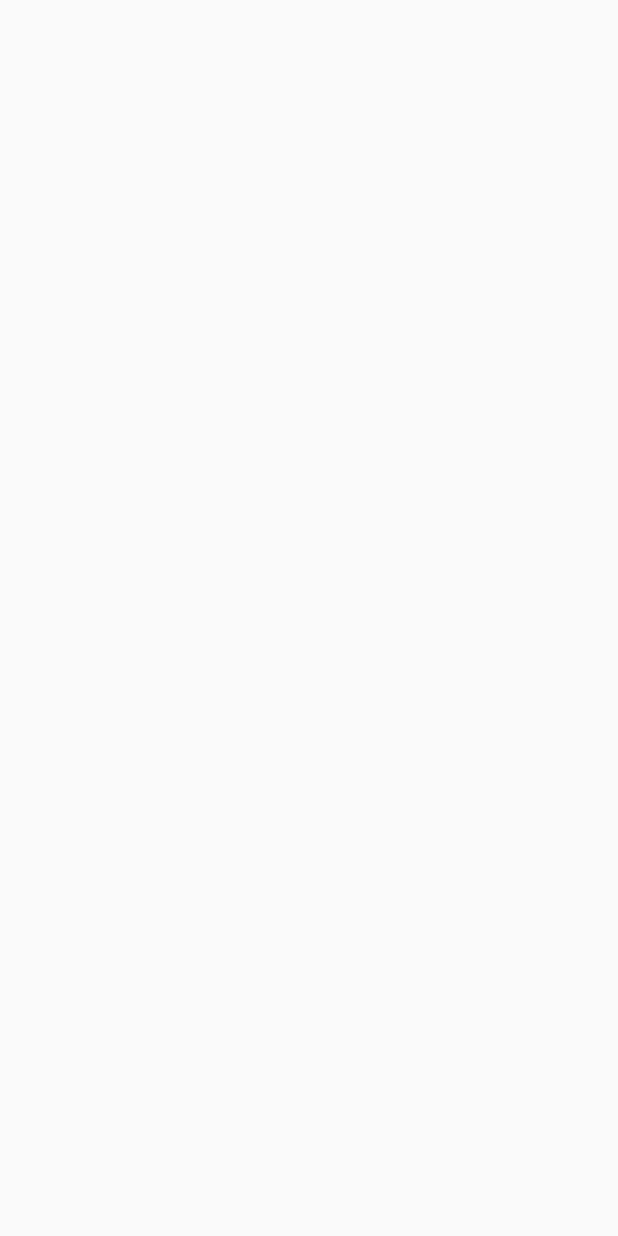
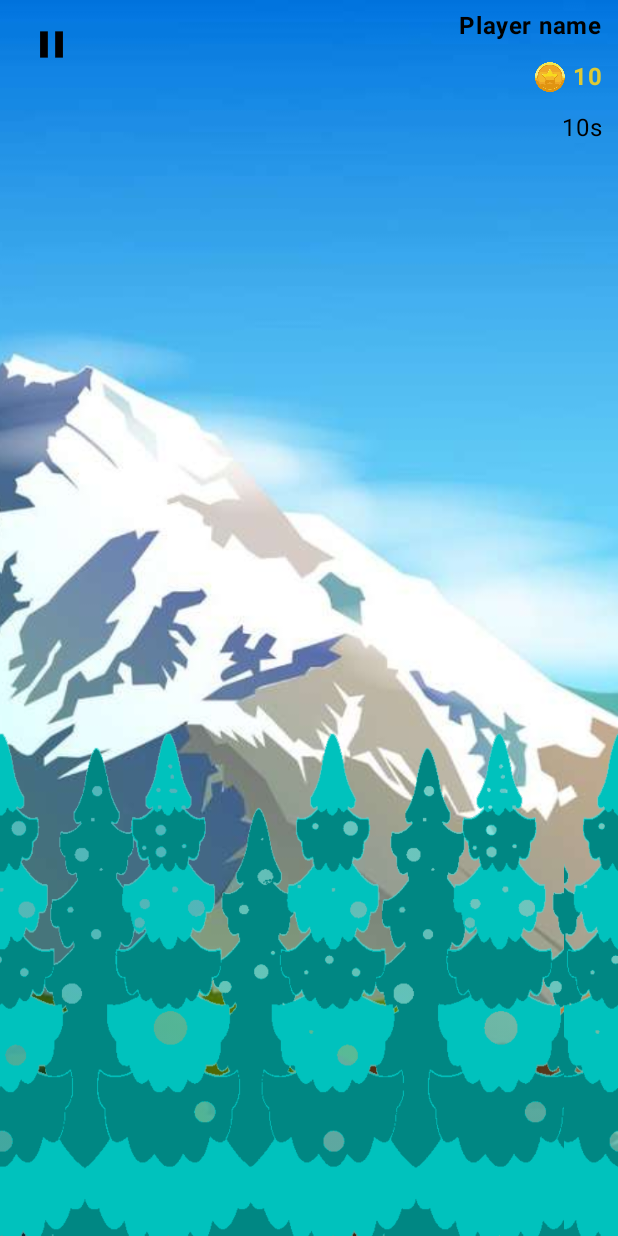
Before and after one commit to chen-yikai/International.module2, an Android app built with Jetpack Compose: the screen it shows after launch (MainActivity), on a phone screen of 412 x 824 dp. Before the commit the screen is empty. Run offline under Robolectric (Android 15) with nearby library versions, the phone set to English and light mode, and no system bars.

Commit message:
add trees

```diff
--- a/app/src/main/AndroidManifest.xml
+++ b/app/src/main/AndroidManifest.xml
@@ -17,8 +17,10 @@
         <activity
             android:name=".MainActivity"
             android:exported="true"
+            android:screenOrientation="portrait"
             android:label="@string/app_name"
-            android:theme="@style/Theme.RebuildInternationalmodule2">
+            android:theme="@style/Theme.RebuildInternationalmodule2"
+            tools:ignore="DiscouragedApi">
             <intent-filter>
                 <action android:name="android.intent.action.MAIN" />
 
--- a/app/src/main/java/dev/eliaschen/rebuildinternationalmodule2/MainActivity.kt
+++ b/app/src/main/java/dev/eliaschen/rebuildinternationalmodule2/MainActivity.kt
@@ -2,6 +2,7 @@ package dev.eliaschen.rebuildinternationalmodule2
 
 import android.os.Bundle
 import androidx.activity.ComponentActivity
+import androidx.activity.compose.BackHandler
 import androidx.activity.compose.setContent
 import androidx.activity.enableEdgeToEdge
 import androidx.compose.foundation.layout.Box
@@ -17,12 +18,15 @@ import androidx.compose.ui.Alignment
 import androidx.compose.ui.Modifier
 import androidx.compose.ui.tooling.preview.Preview
 import androidx.lifecycle.ViewModelProvider
+import dev.eliaschen.rebuildinternationalmodule2.models.GameData
 import dev.eliaschen.rebuildinternationalmodule2.models.NavController
 import dev.eliaschen.rebuildinternationalmodule2.models.Screen
+import dev.eliaschen.rebuildinternationalmodule2.screens.GameScreen
 import dev.eliaschen.rebuildinternationalmodule2.screens.HomeScreen
 import dev.eliaschen.rebuildinternationalmodule2.ui.theme.RebuildInternationalmodule2Theme
 
 val LocalNavController = compositionLocalOf<NavController> { error("NavController") }
+val LocalGameData = compositionLocalOf<GameData> { error("GameData") }
 
 class MainActivity : ComponentActivity() {
     override fun onCreate(savedInstanceState: Bundle?) {
@@ -31,10 +35,22 @@ class MainActivity : ComponentActivity() {
         setContent {
             RebuildInternationalmodule2Theme {
                 val nav = ViewModelProvider(this)[NavController::class.java]
+                val game = ViewModelProvider(this)[GameData::class.java]
 
-                CompositionLocalProvider(LocalNavController provides nav) {
+                CompositionLocalProvider(
+                    LocalNavController provides nav,
+                    LocalGameData provides game
+                ) {
+                    BackHandler {
+                        if (nav.navStack.size > 1) {
+                            nav.pop()
+                        } else {
+                            finish()
+                        }
+                    }
                     when (nav.currentNav) {
                         Screen.Home -> HomeScreen()
+                        Screen.Game -> GameScreen()
                         else -> Box(
                             Modifier.fillMaxSize(),
                             contentAlignment = Alignment.Center
--- /dev/null
+++ b/app/src/main/java/dev/eliaschen/rebuildinternationalmodule2/models/GameData.kt
@@ -0,0 +1,15 @@
+package dev.eliaschen.rebuildinternationalmodule2.models
+
+import android.app.Application
+import androidx.compose.runtime.getValue
+import androidx.compose.runtime.mutableIntStateOf
+import androidx.compose.runtime.mutableStateOf
+import androidx.compose.runtime.setValue
+import androidx.lifecycle.AndroidViewModel
+
+class GameData(private val context: Application) : AndroidViewModel(context) {
+    var playerName by mutableStateOf("")
+    var time by mutableIntStateOf(0)
+    var coin by mutableIntStateOf(0)
+    var gameSuspend by mutableStateOf(false)
+}
--- a/app/src/main/java/dev/eliaschen/rebuildinternationalmodule2/models/NavController.kt
+++ b/app/src/main/java/dev/eliaschen/rebuildinternationalmodule2/models/NavController.kt
@@ -7,7 +7,7 @@ import androidx.compose.runtime.setValue
 import androidx.lifecycle.ViewModel
 
 class NavController : ViewModel() {
-    private val initScreen = Screen.Home
+    private val initScreen = Screen.Game
 
     var currentNav by mutableStateOf(initScreen)
     var navStack = mutableStateListOf(initScreen)
--- /dev/null
+++ b/app/src/main/java/dev/eliaschen/rebuildinternationalmodule2/screens/GameScreen.kt
@@ -0,0 +1,48 @@
+package dev.eliaschen.rebuildinternationalmodule2.screens
+
+import androidx.compose.foundation.Image
+import androidx.compose.foundation.layout.Arrangement
+import androidx.compose.foundation.layout.Box
+import androidx.compose.foundation.layout.Column
+import androidx.compose.foundation.layout.Row
+import androidx.compose.foundation.layout.fillMaxSize
+import androidx.compose.foundation.layout.fillMaxWidth
+import androidx.compose.foundation.layout.padding
+import androidx.compose.foundation.layout.size
+import androidx.compose.foundation.layout.statusBarsPadding
+import androidx.compose.material3.Icon
+import androidx.compose.material3.IconButton
+import androidx.compose.material3.Text
+import androidx.compose.runtime.Composable
+import androidx.compose.runtime.getValue
+import androidx.compose.runtime.mutableStateOf
+import androidx.compose.runtime.remember
+import androidx.compose.ui.Alignment
+import androidx.compose.ui.Modifier
+import androidx.compose.ui.graphics.Color
+import androidx.compose.ui.layout.ContentScale
+import androidx.compose.ui.res.painterResource
+import androidx.compose.ui.text.font.FontWeight
+import androidx.compose.ui.unit.dp
+import dev.eliaschen.rebuildinternationalmodule2.LocalGameData
+import dev.eliaschen.rebuildinternationalmodule2.LocalNavController
+import dev.eliaschen.rebuildinternationalmodule2.R
+import dev.eliaschen.rebuildinternationalmodule2.screens.game.GameStatus
+import dev.eliaschen.rebuildinternationalmodule2.screens.game.GameTrees
+
+@Composable
+fun GameScreen() {
+    val nav = LocalNavController.current
+    val game = LocalGameData.current
+
+    Box(modifier = Modifier.fillMaxSize()) {
+        Image(
+            painter = painterResource(R.drawable.bg),
+            contentDescription = null,
+            contentScale = ContentScale.Crop,
+            modifier = Modifier.fillMaxSize()
+        )
+        GameStatus(modifier = Modifier.align(Alignment.TopCenter))
+        GameTrees(modifier = Modifier.align(Alignment.BottomCenter))
+    }
+}
--- /dev/null
+++ b/app/src/main/java/dev/eliaschen/rebuildinternationalmodule2/screens/game/GameStatus.kt
@@ -0,0 +1,62 @@
+package dev.eliaschen.rebuildinternationalmodule2.screens.game
+
+import androidx.compose.foundation.Image
+import androidx.compose.foundation.layout.Arrangement
+import androidx.compose.foundation.layout.Column
+import androidx.compose.foundation.layout.Row
+import androidx.compose.foundation.layout.fillMaxWidth
+import androidx.compose.foundation.layout.padding
+import androidx.compose.foundation.layout.size
+import androidx.compose.foundation.layout.statusBarsPadding
+import androidx.compose.material3.Icon
+import androidx.compose.material3.IconButton
+import androidx.compose.material3.Text
+import androidx.compose.runtime.Composable
+import androidx.compose.ui.Alignment
+import androidx.compose.ui.Modifier
+import androidx.compose.ui.graphics.Color
+import androidx.compose.ui.res.painterResource
+import androidx.compose.ui.text.font.FontWeight
+import androidx.compose.ui.unit.dp
+import dev.eliaschen.rebuildinternationalmodule2.LocalGameData
+import dev.eliaschen.rebuildinternationalmodule2.R
+
+@Composable
+fun GameStatus(modifier: Modifier = Modifier) {
+    val game = LocalGameData.current
+
+    Row(
+        modifier = Modifier
+            .padding(horizontal = 10.dp, vertical = 5.dp)
+            .fillMaxWidth()
+            .statusBarsPadding()
+            .then(modifier),
+        horizontalArrangement = Arrangement.SpaceBetween,
+        verticalAlignment = Alignment.Top
+    ) {
+        IconButton(onClick = { game.gameSuspend = !game.gameSuspend }) {
+            Icon(
+                painter = painterResource(if (game.gameSuspend) R.drawable.play else R.drawable.pause),
+                contentDescription = null, modifier = Modifier.size(30.dp)
+            )
+        }
+        Column(
+            horizontalAlignment = Alignment.End,
+            verticalArrangement = Arrangement.spacedBy(10.dp)
+        ) {
+            Text("Player name", fontWeight = FontWeight.Bold)
+            Row(
+                verticalAlignment = Alignment.CenterVertically,
+                horizontalArrangement = Arrangement.spacedBy(5.dp)
+            ) {
+                Image(
+                    painter = painterResource(R.drawable.coin),
+                    contentDescription = null,
+                    modifier = Modifier.size(20.dp)
+                )
+                Text("10", color = Color(0xffDECA35), fontWeight = FontWeight.Bold)
+            }
+            Text("10s")
+        }
+    }
+}
--- /dev/null
+++ b/app/src/main/java/dev/eliaschen/rebuildinternationalmodule2/screens/game/GameTrees.kt
@@ -0,0 +1,72 @@
+package dev.eliaschen.rebuildinternationalmodule2.screens.game
+
+import androidx.compose.foundation.Image
+import androidx.compose.foundation.layout.Box
+import androidx.compose.foundation.layout.fillMaxWidth
+import androidx.compose.foundation.layout.height
+import androidx.compose.foundation.layout.offset
+import androidx.compose.foundation.layout.width
+import androidx.compose.runtime.Composable
+import androidx.compose.runtime.LaunchedEffect
+import androidx.compose.runtime.getValue
+import androidx.compose.runtime.mutableFloatStateOf
+import androidx.compose.runtime.remember
+import androidx.compose.runtime.setValue
+import androidx.compose.ui.Alignment
+import androidx.compose.ui.Modifier
+import androidx.compose.ui.layout.ContentScale
+import androidx.compose.ui.platform.LocalConfiguration
+import androidx.compose.ui.res.painterResource
+import androidx.compose.ui.unit.dp
+import dev.eliaschen.rebuildinternationalmodule2.R
+import kotlinx.coroutines.delay
+import kotlinx.coroutines.isActive
+import kotlinx.coroutines.launch
+
+@Composable
+fun GameTrees(modifier: Modifier = Modifier) {
+    val device = LocalConfiguration.current
+    val screenWidth = device.screenWidthDp.toFloat()
+    val velocity = device.screenWidthDp.toFloat() / 3000
+    var secondMovement by remember { mutableFloatStateOf(screenWidth) }
+    var firstMovement by remember { mutableFloatStateOf(0f) }
+
+    LaunchedEffect(Unit) {
+        while (isActive) {
+            firstMovement -= 16 * velocity
+            secondMovement -= 16 * velocity
+            if (firstMovement <= -screenWidth) {
+                firstMovement = secondMovement + screenWidth
+            }
+            if (secondMovement <= -screenWidth) {
+                secondMovement = firstMovement + screenWidth
+            }
+            delay(16)
+        }
+    }
+
+    Box(
+        modifier = Modifier
+            .fillMaxWidth()
+            .then(modifier), contentAlignment = Alignment.BottomCenter
+    ) {
+        Image(
+            painter = painterResource(R.drawable.trees),
+            contentDescription = null,
+            contentScale = ContentScale.Crop,
+            modifier = Modifier
+                .offset(x = firstMovement.dp)
+                .height(350.dp)
+                .width(device.screenWidthDp.dp)
+        )
+        Image(
+            painter = painterResource(R.drawable.trees),
+            contentDescription = null,
+            contentScale = ContentScale.Crop,
+            modifier = Modifier
+                .offset(x = secondMovement.dp)
+                .height(350.dp)
+                .width(device.screenWidthDp.dp)
+        )
+    }
+}
```
Also changed, not shown: app/src/main/java/dev/eliaschen/rebuildinternationalmodule2/models/Animation.kt (added, +40 -0 lines), app/src/main/java/dev/eliaschen/rebuildinternationalmodule2/screens/HomeScreen.kt (+97 -0 lines).
